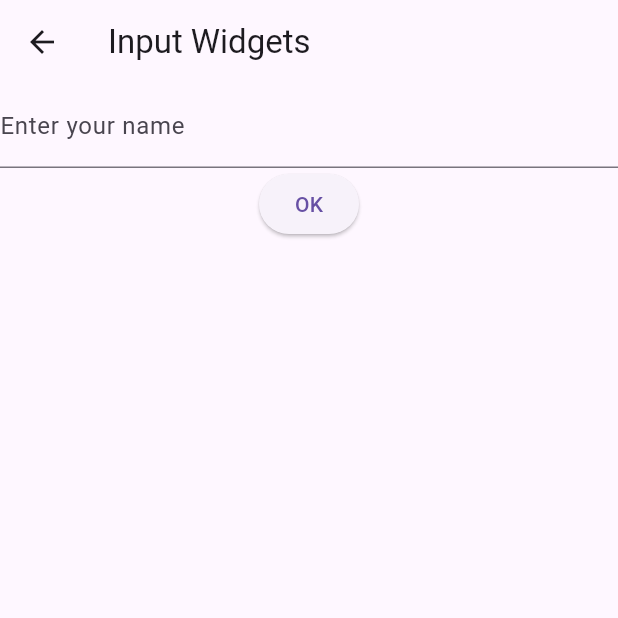
After one commit to Nasaee/flutter_tutorial, a Flutter app: the screen it shows after launch, after a tap on "Go Input Widgets Example", on a phone screen of 412 x 824 dp, the top half of it. The commit adds this screen. Run offline on Flutter 3.47's test engine with Material 3 defaults, Android fonts, the phone set to English and light mode, and no system bars; network calls fail.

Commit message:
TextField widget

```diff
--- /dev/null
+++ b/basic_widget/lib/input_widgets_example.dart
@@ -0,0 +1,40 @@
+import 'package:flutter/material.dart';
+
+class InputWidgetsExample extends StatefulWidget {
+  const InputWidgetsExample({super.key});
+
+  @override
+  State<InputWidgetsExample> createState() => _InputWidgetsExampleState();
+}
+
+class _InputWidgetsExampleState extends State<InputWidgetsExample> {
+  final nameController = TextEditingController();
+
+  @override
+  Widget build(BuildContext context) {
+    return Scaffold(
+      appBar: AppBar(
+        title: const Text('Input Widgets'),
+      ),
+      body: Center(
+        child: Column(
+          children: [
+            TextField(
+              controller: nameController,
+              decoration: InputDecoration(
+                // hintText: 'Enter your name',
+                label: Text('Enter your name'),
+              ),
+            ),
+            ElevatedButton(
+              onPressed: () {
+                print(nameController.text);
+              },
+              child: Text('OK'),
+            )
+          ],
+        ),
+      ),
+    );
+  }
+}
--- a/basic_widget/lib/menu_page.dart
+++ b/basic_widget/lib/menu_page.dart
@@ -1,6 +1,7 @@
 import 'package:basic_widget/counter_app.dart';
 import 'package:basic_widget/grid_view_example.dart';
 import 'package:basic_widget/home_page.dart';
+import 'package:basic_widget/input_widgets_example.dart';
 import 'package:basic_widget/list_view_example.dart';
 import 'package:flutter/material.dart';
 
@@ -46,6 +47,15 @@ class MenuPage extends StatelessWidget {
               },
               child: Text('Go Counter App Example'),
             ),
+            ElevatedButton(
+              onPressed: () {
+                Navigator.push(
+                    context,
+                    MaterialPageRoute(
+                        builder: (context) => InputWidgetsExample()));
+              },
+              child: Text('Go Input Widgets Example'),
+            ),
           ],
         ),
       ),
```
Also changed, not shown: basic_widget/lib/home_page.dart (+17 -15 lines).
